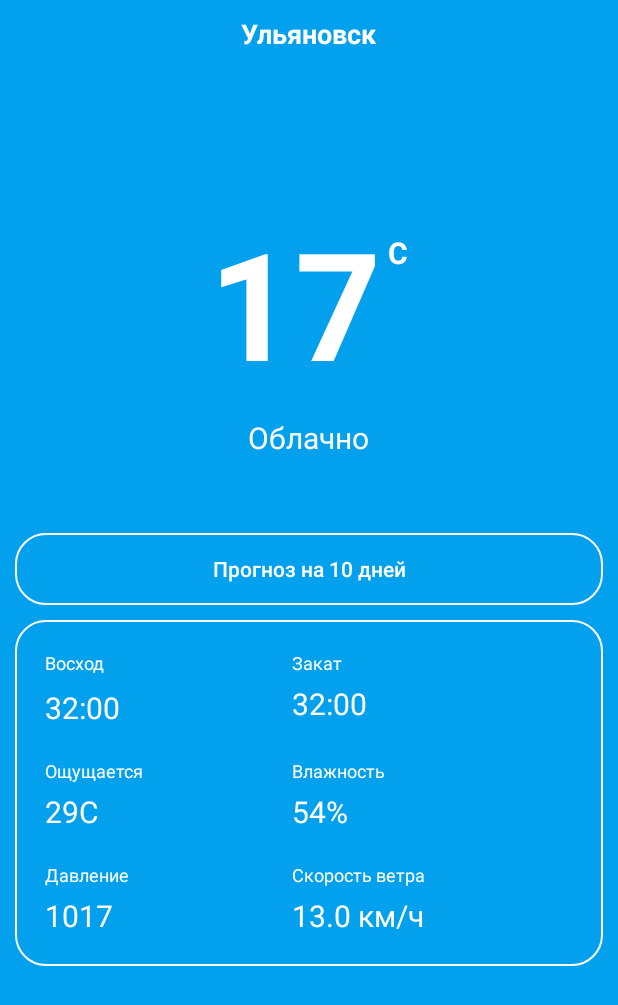
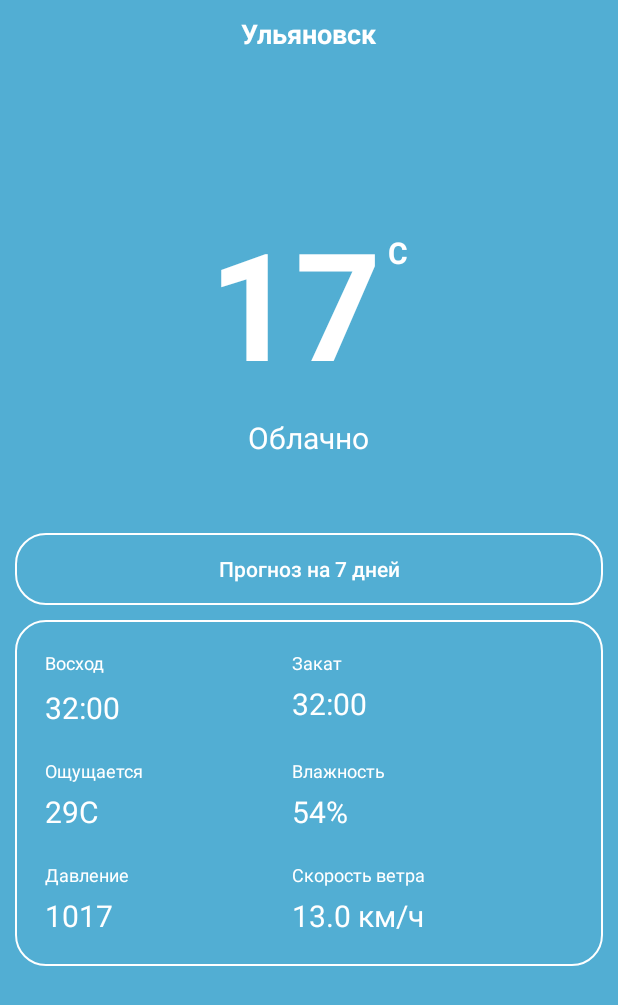
Before and after one commit to radik-alt/Weather_TZ_MeidaSoft, an Android app: the layout fragment_today_weather.xml on its own in the app's theme, with its tools: preview values and no code run, on a phone screen of 412 x 824 dp. Shown: the top 1005 px of the screen. Run offline under Robolectric (Android 15) with nearby library versions, the phone set to English and light mode, and no system bars.

Commit message:
Подправил дизайн, работу при отсутствии сети

```diff
--- a/TZ_MeidaSoft/app/src/main/AndroidManifest.xml
+++ b/TZ_MeidaSoft/app/src/main/AndroidManifest.xml
@@ -6,6 +6,7 @@
     <uses-permission android:name="android.permission.INTERNET"/>
 
     <application
+        android:name=".App.App"
         android:allowBackup="true"
         android:icon="@mipmap/ic_launcher"
         android:label="@string/app_name"
--- a/TZ_MeidaSoft/app/src/main/java/com/example/tz_meidasoft/presentation/NextDaysWeather/NextDaysWeatherFragment.kt
+++ b/TZ_MeidaSoft/app/src/main/java/com/example/tz_meidasoft/presentation/NextDaysWeather/NextDaysWeatherFragment.kt
@@ -46,11 +46,6 @@ class NextDaysWeatherFragment : Fragment() {
     override fun onViewCreated(view: View, savedInstanceState: Bundle?) {
         super.onViewCreated(view, savedInstanceState)
 
-//        binding.layoutNextDays.setOnRefreshListener {
-//            getResponseData()
-//            binding.layoutNextDays.isRefreshing = false
-//        }
-
     }
 
     private fun getResponseData(){
--- a/TZ_MeidaSoft/app/src/main/java/com/example/tz_meidasoft/presentation/adapter/ChooseCityAdapter/ViewHolderChooseCity.kt
+++ b/TZ_MeidaSoft/app/src/main/java/com/example/tz_meidasoft/presentation/adapter/ChooseCityAdapter/ViewHolderChooseCity.kt
@@ -8,6 +8,5 @@ import com.example.tz_meidasoft.R
 class ViewHolderChooseCity(itemView: View) : RecyclerView.ViewHolder(itemView) {
 
     val city = itemView.findViewById<TextView>(R.id.city_name_list)
-    val degree = itemView.findViewById<TextView>(R.id.city_degree)
 
 }
--- a/TZ_MeidaSoft/app/src/main/res/layout/activity_main.xml
+++ b/TZ_MeidaSoft/app/src/main/res/layout/activity_main.xml
@@ -5,12 +5,12 @@
     android:layout_width="match_parent"
     android:layout_height="match_parent"
     android:gravity="center"
-    android:background="@color/primaryColor"
+    android:background="@color/secondColor"
     tools:context=".presentation.MainActivity">
 
     <com.google.android.material.imageview.ShapeableImageView
-        android:src="@drawable/ic_splash"
         android:layout_width="200sp"
-        android:layout_height="200sp"/>
+        android:layout_height="200sp"
+        android:src="@drawable/ic_splash_sunny" />
 
 </RelativeLayout>
--- a/TZ_MeidaSoft/app/src/main/res/layout/fragment_today_weather.xml
+++ b/TZ_MeidaSoft/app/src/main/res/layout/fragment_today_weather.xml
@@ -12,7 +12,7 @@
         android:visibility="visible"
         android:paddingBottom="20sp"
         android:layout_width="match_parent"
-        android:layout_height="match_parent">
+        android:layout_height="wrap_content">
 
         <LinearLayout
             android:id="@+id/layoutProgress"
@@ -114,7 +114,7 @@
                     android:layout_marginStart="10sp"
                     android:layout_marginEnd="10sp"
                     android:background="@drawable/button"
-                    android:text="Прогноз на 10 дней"
+                    android:text="@string/button_next_days"
                     android:textAllCaps="false"
                     android:textColor="@color/white" />
 
@@ -146,8 +146,8 @@
                         <TextView
                             android:layout_width="wrap_content"
                             android:layout_height="19dp"
-                            android:layout_marginRight="10sp"
-                            android:text="Восход"
+                            android:layout_marginEnd="10sp"
+                            android:text="@string/sunset"
                             android:textColor="@color/white"
                             android:textSize="12sp" />
 
@@ -173,7 +173,7 @@
                             android:layout_height="wrap_content"
                             android:layout_columnWeight="1"
                             android:layout_marginRight="10sp"
-                            android:text="Закат"
+                            android:text="@string/sunrise"
                             android:textColor="@color/white"
                             android:textSize="12sp" />
 
@@ -200,7 +200,7 @@
                             android:layout_width="wrap_content"
                             android:layout_height="wrap_content"
                             android:layout_columnWeight="1"
-                            android:text="Ощущается"
+                            android:text="@string/feels_like"
                             android:textColor="@color/white"
                             android:textSize="12sp" />
 
--- a/TZ_MeidaSoft/app/src/main/res/layout/next_days_weather_fragment.xml
+++ b/TZ_MeidaSoft/app/src/main/res/layout/next_days_weather_fragment.xml
@@ -6,6 +6,7 @@
     xmlns:app="http://schemas.android.com/apk/res-auto"
     android:padding="20sp"
     android:orientation="vertical"
+    android:background="@color/secondColor"
     tools:context=".presentation.NextDaysWeather.NextDaysWeatherFragment">
 
 
@@ -26,10 +27,6 @@
         android:layout_marginTop="25sp"
         app:layoutManager="androidx.recyclerview.widget.LinearLayoutManager" />
 
-<!--    <androidx.swiperefreshlayout.widget.SwipeRefreshLayout-->
-<!--        android:id="@+id/layoutNextDays"-->
-<!--        android:layout_width="match_parent"-->
-<!--        android:layout_height="match_parent" />-->
 
 
 </RelativeLayout>
--- a/TZ_MeidaSoft/app/src/main/res/values/colors.xml
+++ b/TZ_MeidaSoft/app/src/main/res/values/colors.xml
@@ -8,6 +8,9 @@
     <color name="black">#FF000000</color>
     <color name="white">#FFFFFFFF</color>
 
-    <color name="primaryColor">#03A0ED</color>
+    <color name="primaryColor">#52aed3</color>
+    <color name="primaryColorActivity">#3786b7</color>
     <color name="opacityButton">#B0FFFFFF</color>
+    <color name="secondColor">#524365</color>
+    <color name="secondColorLight">#5a5388</color>
 </resources>
--- a/TZ_MeidaSoft/app/src/main/res/values/strings.xml
+++ b/TZ_MeidaSoft/app/src/main/res/values/strings.xml
@@ -3,4 +3,8 @@
     <string name="hello_blank_fragment">Hello blank fragment</string>
     <string name="title_choose_weather">Выберите город</string>
     <string name="title_forecast_next_days">Прогноз на 7 дней</string>
+    <string name="button_next_days">Прогноз на 7 дней</string>
+    <string name="feels_like">Ощущается</string>
+    <string name="sunrise">Закат</string>
+    <string name="sunset">Восход</string>
 </resources>
--- a/TZ_MeidaSoft/build.gradle
+++ b/TZ_MeidaSoft/build.gradle
@@ -1,4 +1,10 @@
 // Top-level build file where you can add configuration options common to all sub-projects/modules.
+buildscript {
+    dependencies {
+        classpath "com.google.dagger:hilt-android-gradle-plugin:2.38.1"
+    }
+}
+
 plugins {
     id 'com.android.application' version '7.1.1' apply false
     id 'com.android.library' version '7.1.1' apply false
```
Also changed, not shown: TZ_MeidaSoft/app/build.gradle (+11 -0 lines), TZ_MeidaSoft/app/src/main/java/com/example/tz_meidasoft/presentation/City/ChooseCityFragment.kt (+65 -15 lines), TZ_MeidaSoft/app/src/main/java/com/example/tz_meidasoft/presentation/City/ChooseCityViewModel.kt (+9 -0 lines), TZ_MeidaSoft/app/src/main/java/com/example/tz_meidasoft/presentation/TodayWeather/TodayWeatherFragment.kt (+22 -8 lines), TZ_MeidaSoft/app/src/main/java/com/example/tz_meidasoft/presentation/adapter/ChooseCityAdapter/AdapterChooseCity.kt (+2 -6 lines), TZ_MeidaSoft/app/src/main/res/layout/list_choose_city.xml (+1 -8 lines).
